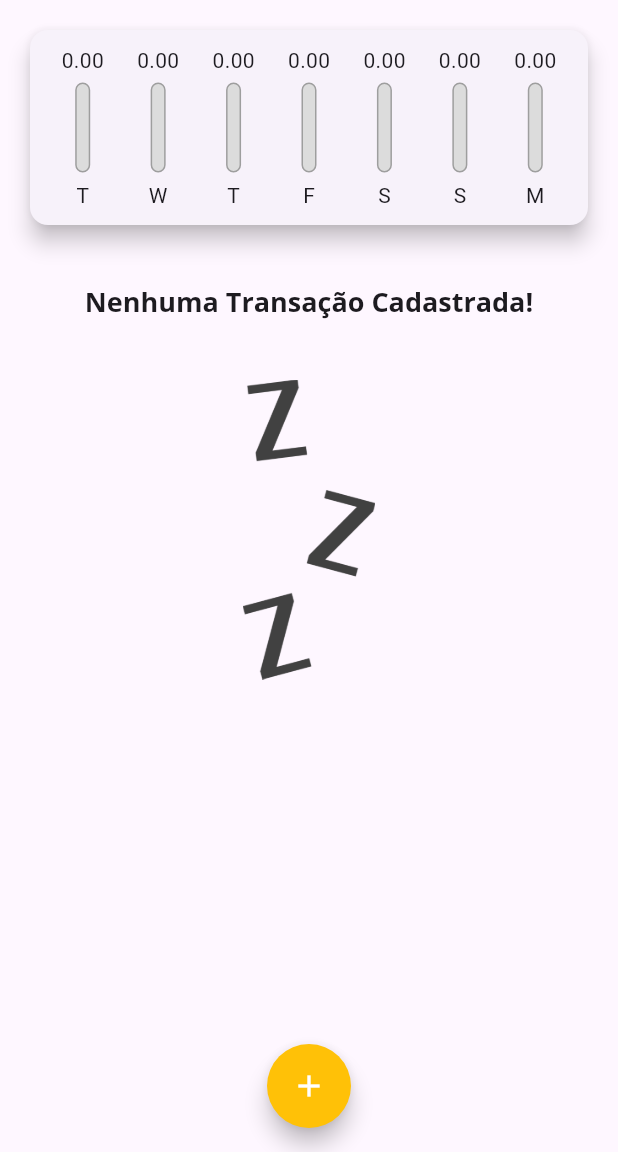
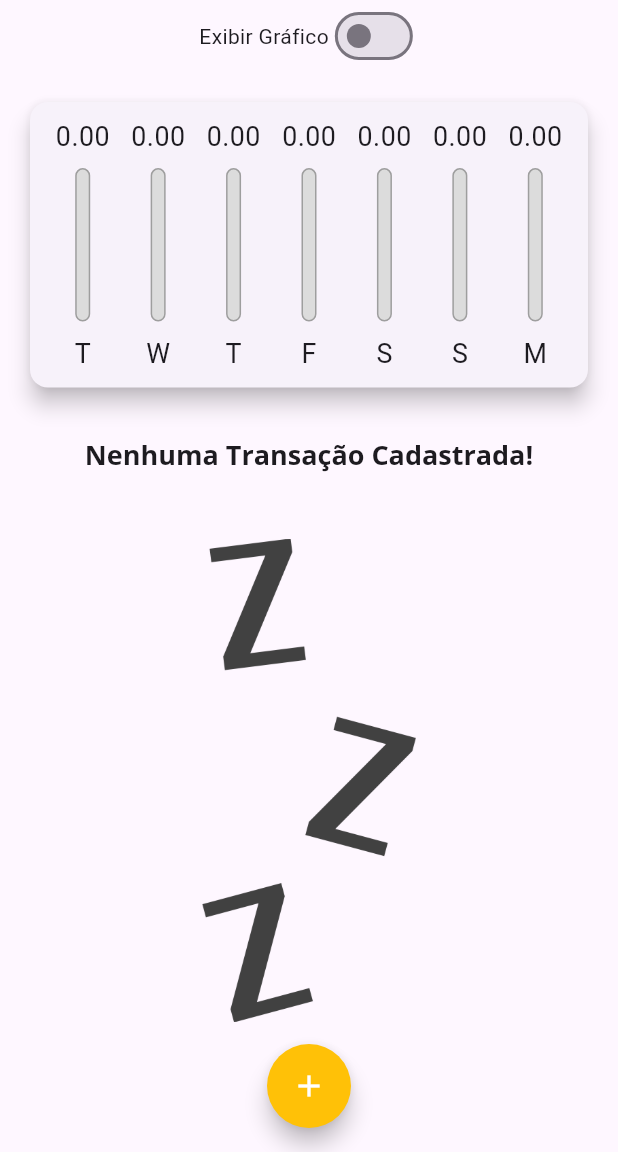
Before and after one commit to ssalnum/curso-flutter, a Flutter app: the screen it shows after launch, on a phone screen of 412 x 824 dp, the part 84-1236 px from its top. Run offline on Flutter 3.47's test engine with Material 3 defaults, Android fonts, the light colour scheme and no system bars.

Commit message:
Responsividade projeto_despesas_pessoais

```diff
--- a/projeto_despesas_pessoais/lib/components/chart_bar.dart
+++ b/projeto_despesas_pessoais/lib/components/chart_bar.dart
@@ -14,17 +14,18 @@ class ChartBar extends StatelessWidget {
 
   @override
   Widget build(BuildContext context) {
+    return LayoutBuilder(builder: (ctx, constraints) {
       return Column(
         children: <Widget>[
-        Container(
-          height: 20,
+          SizedBox(
+            height: constraints.maxHeight * 0.15,
             child: FittedBox(
               child: Text(value.toStringAsFixed(2)),
             ),
           ),
-        const SizedBox(height: 5),
+          SizedBox(height: constraints.maxHeight * 0.05),
           SizedBox(
-          height: 60,
+            height: constraints.maxHeight * 0.6,
             width: 10,
             child: Stack(
               alignment: Alignment.bottomCenter,
@@ -51,9 +52,15 @@ class ChartBar extends StatelessWidget {
               ],
             ),
           ),
-        const SizedBox(height: 5),
-        Text(label),
+          SizedBox(height: constraints.maxHeight * 0.05),
+          SizedBox(
+            height: constraints.maxHeight * 0.15,
+            child: FittedBox(
+              child: Text(label),
+            ),
+          ),
         ],
       );
+    });
   }
 }
--- a/projeto_despesas_pessoais/lib/components/transaction_form.dart
+++ b/projeto_despesas_pessoais/lib/components/transaction_form.dart
@@ -42,10 +42,16 @@ class _TransactionFormState extends State<TransactionForm> {
 
   @override
   Widget build(BuildContext context) {
-    return Card(
+    return SingleChildScrollView(
+      child: Card(
         elevation: 5,
         child: Padding(
-        padding: const EdgeInsets.all(10),
+          padding: EdgeInsets.only(
+            top: 10,
+            right: 10,
+            left: 10,
+            bottom: 10 + MediaQuery.of(context).viewInsets.bottom,
+          ),
           child: Column(
             children: <Widget>[
               TextField(
@@ -101,6 +107,7 @@ class _TransactionFormState extends State<TransactionForm> {
             ],
           ),
         ),
+      ),
     );
   }
 }
--- a/projeto_despesas_pessoais/lib/components/transaction_list.dart
+++ b/projeto_despesas_pessoais/lib/components/transaction_list.dart
@@ -17,27 +17,32 @@ class TransactionList extends StatelessWidget {
     return SizedBox(
       height: 630,
       child: transactions.isEmpty
-          ? Column(
+          ? LayoutBuilder(builder: (ctx, constraints) {
+              return Column(
                 children: <Widget>[
-                const SizedBox(
-                  height: 20,
+                  SizedBox(
+                    height: constraints.maxHeight * 0.025,
                   ),
-                Text(
+                  SizedBox(
+                    height: constraints.maxHeight * 0.1,
+                    child: Text(
                       'Nenhuma Transação Cadastrada!',
                       style: Theme.of(context).textTheme.titleLarge,
                     ),
-                const SizedBox(
-                  height: 40,
                   ),
                   SizedBox(
-                  height: 200,
+                    height: constraints.maxHeight * 0.025,
+                  ),
+                  SizedBox(
+                    height: constraints.maxHeight * 0.6,
                     child: Image.asset(
                       'assets/images/waiting.png',
                       fit: BoxFit.cover,
                     ),
                   ),
                 ],
-            )
+              );
+            })
           : ListView.builder(
               itemCount: transactions.length,
               itemBuilder: (ctx, index) {
@@ -65,9 +70,22 @@ class TransactionList extends StatelessWidget {
                     subtitle: Text(
                       DateFormat('d MMM y').format(tr.date),
                     ),
-                    trailing: IconButton(
+                    trailing: MediaQuery.of(context).size.width > 480
+                        ? TextButton.icon(
                             icon: const Icon(Icons.delete),
-                      color: Colors.red,
+                            style: ButtonStyle(
+                                foregroundColor: WidgetStatePropertyAll<Color>(
+                                    Theme.of(context).colorScheme.error)),
+                            label: Text(
+                              'Excluir',
+                              style: TextStyle(
+                                  color: Theme.of(context).colorScheme.error),
+                            ),
+                            onPressed: () => onRemove(tr.id),
+                          )
+                        : IconButton(
+                            icon: const Icon(Icons.delete),
+                            color: Theme.of(context).colorScheme.error,
                             onPressed: () => onRemove(tr.id),
                           ),
                   ),
--- a/projeto_despesas_pessoais/lib/main.dart
+++ b/projeto_despesas_pessoais/lib/main.dart
@@ -1,3 +1,6 @@
+import 'dart:io';
+
+import 'package:flutter/cupertino.dart';
 import 'package:flutter/material.dart';
 import 'package:projeto_despesas_pessoais/components/chart.dart';
 import 'components/transaction_list.dart';
@@ -52,6 +55,7 @@ class MyHomePage extends StatefulWidget {
 
 class _MyHomePageState extends State<MyHomePage> {
   final List<Transaction> _transactions = [];
+  bool _showChart = false;
 
   List<Transaction> get _recentTransactions {
     return _transactions.where((tr) {
@@ -90,39 +94,107 @@ class _MyHomePageState extends State<MyHomePage> {
 
   @override
   Widget build(BuildContext context) {
-    return Scaffold(
+    final mediaQuery = MediaQuery.of(context);
+    bool isLandScape = mediaQuery.orientation == Orientation.landscape;
+
+    final actions = <Widget>[
+      if (isLandScape)
+        IconButton(
+          icon: Icon(_showChart ? Icons.list : Icons.show_chart),
+          onPressed: () {
+            setState(() {
+              _showChart = !_showChart;
+            });
+          },
+        ),
+      IconButton(
+        icon: const Icon(Icons.add),
+        onPressed: () => _openTransactionFormModal(context),
+      )
+    ];
+
+    final PreferredSizeWidget appBar = Platform.isIOS
+        ? CupertinoNavigationBar()
+        : AppBar(
+            backgroundColor: Theme.of(context).primaryColor,
+            title: const Text(
+              'Despesas Pessoais',
+            ),
+            actions: actions,
+          );
+
+    final availableHeight = mediaQuery.size.height -
+        appBar.preferredSize.height -
+        mediaQuery.padding.top;
+
+    final bodyPage = SingleChildScrollView(
+      child: Column(
+        crossAxisAlignment: CrossAxisAlignment.stretch,
+        children: <Widget>[
+          Row(
+            mainAxisAlignment: MainAxisAlignment.center,
+            children: <Widget>[
+              const Text('Exibir Gráfico'),
+              Switch.adaptive(
+                value: _showChart,
+                onChanged: (value) {
+                  setState(() {
+                    _showChart = value;
+                  });
+                },
+              ),
+            ],
+          ),
+          if (_showChart || !isLandScape)
+            SizedBox(
+              height: availableHeight * (isLandScape ? 0.8 : 0.3),
+              child: Chart(
+                recentTransaction: _recentTransactions,
+              ),
+            ),
+          if (!_showChart || !isLandScape)
+            SizedBox(
+              height: availableHeight * (isLandScape ? 0.85 : 0.7),
+              child: TransactionList(
+                transactions: _transactions,
+                onRemove: _deleteTransaction,
+              ),
+            ),
+        ],
+      ),
+    );
+
+    return Platform.isIOS
+        ? CupertinoPageScaffold(
+            navigationBar: CupertinoNavigationBar(
+              middle: const Text('Despesas Pessoais'),
+              trailing: Row(
+                mainAxisSize: MainAxisSize.min,
+                children: actions,
+              ),
+            ),
+            child: bodyPage,
+          )
+        : Scaffold(
             appBar: AppBar(
               backgroundColor: Theme.of(context).primaryColor,
               title: const Text(
                 'Despesas Pessoais',
               ),
-        actions: <Widget>[
-          IconButton(
-            icon: const Icon(Icons.add),
-            onPressed: () => _openTransactionFormModal(context),
-          )
-        ],
+              actions: actions,
             ),
-      body: SingleChildScrollView(
-        child: Column(
-          crossAxisAlignment: CrossAxisAlignment.stretch,
-          children: <Widget>[
-            Chart(recentTransaction: _recentTransactions),
-            TransactionList(
-              transactions: _transactions,
-              onRemove: _deleteTransaction,
-            ),
-          ],
-        ),
-      ),
-      floatingActionButton: FloatingActionButton(
+            body: bodyPage,
+            floatingActionButton: Platform.isIOS
+                ? Container()
+                : FloatingActionButton(
                     shape: const CircleBorder(),
                     foregroundColor: Colors.white,
                     backgroundColor: Theme.of(context).colorScheme.secondary,
                     child: const Icon(Icons.add),
                     onPressed: () => _openTransactionFormModal(context),
                   ),
-      floatingActionButtonLocation: FloatingActionButtonLocation.centerFloat,
+            floatingActionButtonLocation:
+                FloatingActionButtonLocation.centerFloat,
           );
   }
 }
```
Lines whose indentation alone changed are shown as unchanged.
